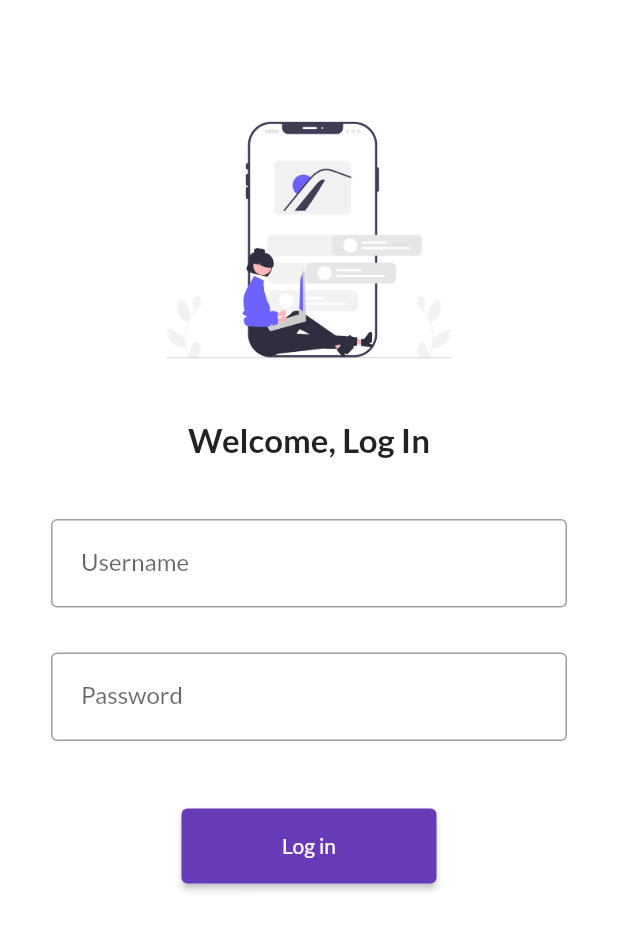
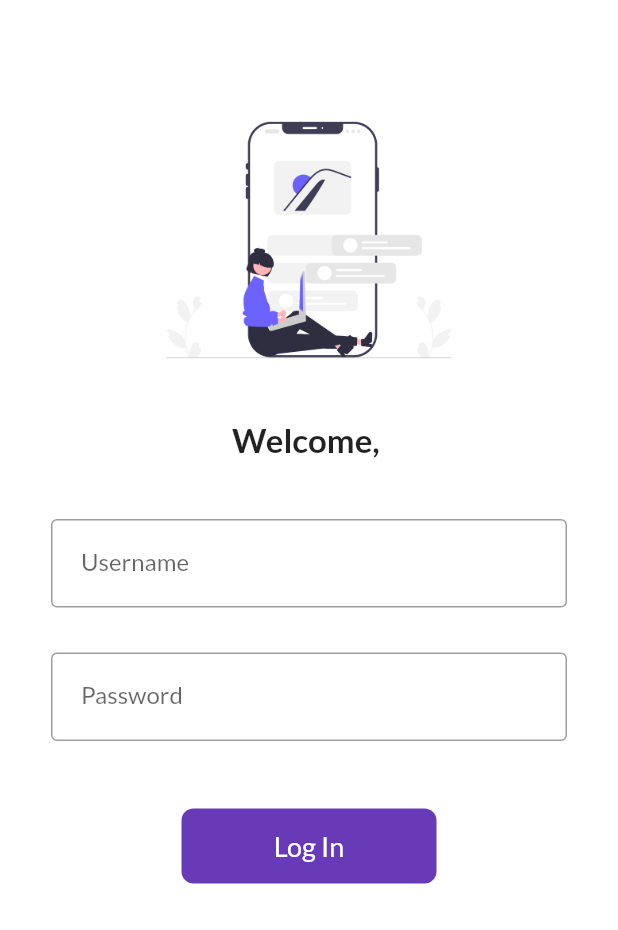
Before and after one commit to hschaudhary06/hschaudhary.com, a Flutter app: the screen it shows after launch, on a phone screen of 412 x 824 dp. Shown: the top 930 px of the screen. Run offline on Flutter 3.47's test engine with Material 2 defaults, Android fonts, the light colour scheme and no system bars; our stand-ins replace google_fonts.

Commit message:
day-2 commit

```diff
--- a/lib/login.dart
+++ b/lib/login.dart
@@ -1,8 +1,16 @@
 import 'package:flutter/material.dart';
 import 'package:drower/routes/MyRoutes.dart';
 
-class Login extends StatelessWidget {
+class Login extends StatefulWidget {
   const Login({Key? key}) : super(key: key);
+
+  @override
+  State<Login> createState() => _LoginState();
+}
+
+class _LoginState extends State<Login> {
+  String name = "";
+  bool change = false;
 
   @override
   Widget build(BuildContext context) {
@@ -22,7 +30,7 @@ class Login extends StatelessWidget {
               height: 20.0,
             ),
             Text(
-              "Welcome, Log In",
+              "Welcome, $name",
               style: TextStyle(
                 fontSize: 22,
                 fontWeight: FontWeight.bold,
@@ -37,6 +45,10 @@ class Login extends StatelessWidget {
               child: Column(
                 children: [
                   TextFormField(
+                    onChanged: (value) {
+                      name = value;
+                      setState(() {});
+                    },
                     decoration: InputDecoration(
                       hintText: "Enter username",
                       labelText: "Username",
@@ -59,17 +71,44 @@ class Login extends StatelessWidget {
                   SizedBox(
                     height: 45.0,
                   ),
-                  ElevatedButton(
-                    child: Text("Log in"),
-                    style: ElevatedButton.styleFrom(
-                      primary: Colors.deepPurple, // background (button) color
-                      onPrimary: Colors.white, // foreground (text) color
-                      minimumSize: Size(170, 50),
+                  InkWell(
+                    onTap: () {
+                      // Navigator.pushNamed(context, MyRoutes.home);
+                      setState(() {
+                        change = true;
+                      });
+                    },
+                    child: AnimatedContainer(
+                      duration: Duration(seconds: 1),
+                      width: change?150:170,
+                      height: 50,
+                      alignment: Alignment.center,
+                      child:
+                        change
+                        ? Image.asset("assets/images/loder1.gif",height: 30,)
+                        : Text("Log In",
+                        style: TextStyle(
+                          color: Colors.white,
+                          fontSize: 18
+                        ),
+                      ),
+                      decoration: BoxDecoration(
+                        color: Colors.deepPurple,
+                        borderRadius: BorderRadius.circular(8),
+                      ),
                     ),
-                    onPressed: () {
-                      Navigator.pushNamed(context, MyRoutes.home);
-                    },
                   )
+                  // ElevatedButton(
+                  //   child: Text("Log in"),
+                  //   style: ElevatedButton.styleFrom(
+                  //     primary: Colors.deepPurple, // background (button) color
+                  //     onPrimary: Colors.white, // foreground (text) color
+                  //     minimumSize: Size(170, 50),
+                  //   ),
+                  //   onPressed: () {
+                  //     Navigator.pushNamed(context, MyRoutes.home);
+                  //   },
+                  // )
                 ],
               ),
             )
```
Also changed, not shown: assets/images/loder1.gif (added).
